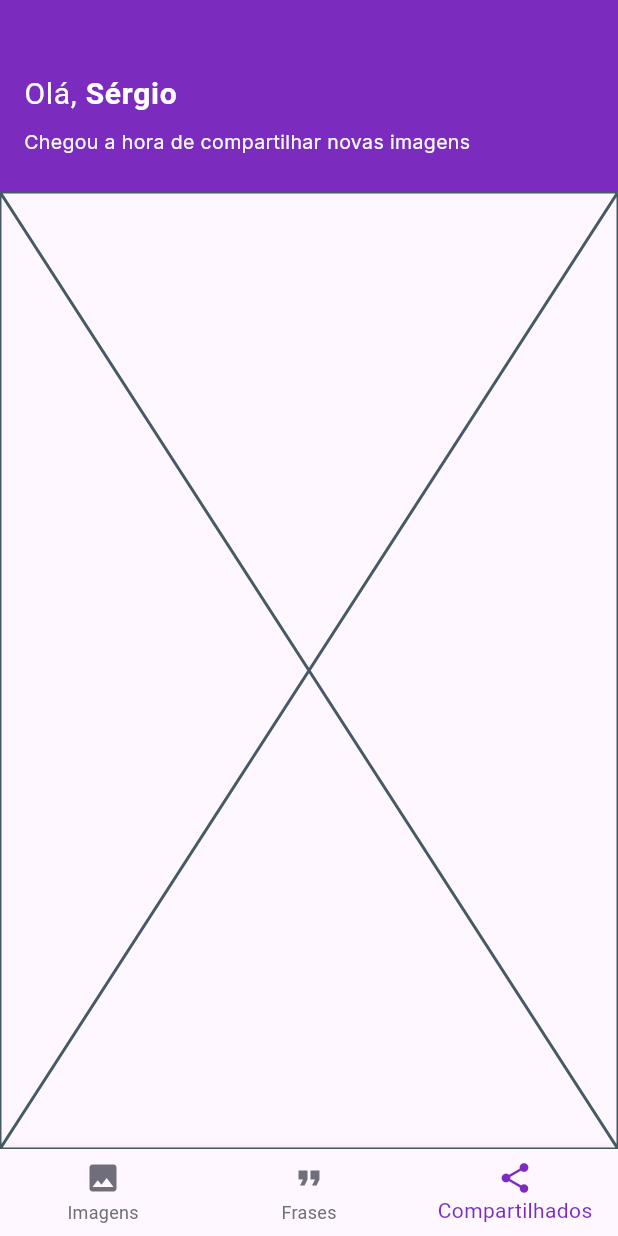
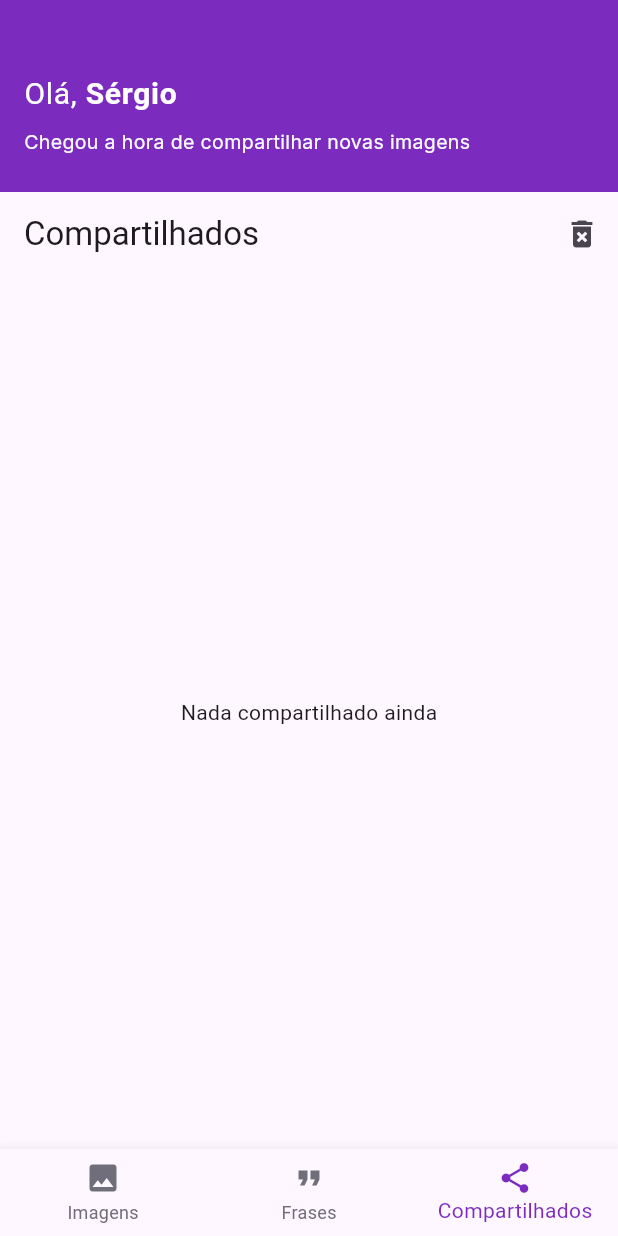
Before and after one commit to smborgesMobile/Flutter_Phrases_to_Share, a Flutter app: the screen it shows after launch, item 3 of the bottom bar chosen, on a phone screen of 412 x 824 dp. Run offline on Flutter 3.47's test engine with Material 3 defaults, Android fonts, the light colour scheme and no system bars; our stand-ins replace flutter_bloc, google_fonts; statements that could not run were skipped.

Commit message:
feat: implement image sharing feature with mock data and UI integration

```diff
--- a/lib/core/mock_backend.dart
+++ b/lib/core/mock_backend.dart
@@ -11,3 +11,17 @@ String getMockPhrasesJson() {
   }
   ''';
 }
+
+String getMockImagesJson() {
+  return '''
+  {
+    "images": [
+      {"url": "https://picsum.photos/400?image=10", "category": "Paisagem"},
+      {"url": "https://picsum.photos/400?image=20", "category": "Animais"},
+      {"url": "https://picsum.photos/400?image=30", "category": "Paisagem"},
+      {"url": "https://picsum.photos/400?image=40", "category": "Arte"},
+      {"url": "https://picsum.photos/400?image=50", "category": "Animais"}
+    ]
+  }
+  ''';
+}
--- /dev/null
+++ b/lib/core/shared_store.dart
@@ -0,0 +1,37 @@
+import 'package:flutter/foundation.dart';
+import '../shared/models/image_item.dart';
+import '../shared/models/phrase.dart';
+
+enum SharedType { phrase, image }
+
+class SharedEntry {
+  final SharedType type;
+  final DateTime when;
+  final Phrase? phrase;
+  final ImageItem? image;
+
+  SharedEntry.phrase(this.phrase)
+      : type = SharedType.phrase,
+        when = DateTime.now(),
+        image = null;
+
+  SharedEntry.image(this.image)
+      : type = SharedType.image,
+        when = DateTime.now(),
+        phrase = null;
+}
+
+class SharedStore {
+  SharedStore._();
+  static final SharedStore instance = SharedStore._();
+
+  final ValueNotifier<List<SharedEntry>> items = ValueNotifier<List<SharedEntry>>([]);
+
+  void add(SharedEntry e) {
+    final list = List<SharedEntry>.from(items.value);
+    list.insert(0, e);
+    items.value = list;
+  }
+
+  void clear() => items.value = [];
+}
--- /dev/null
+++ b/lib/features/images/data/datasources/images_remote_data_source.dart
@@ -0,0 +1,16 @@
+import 'dart:convert';
+
+import '../models/image_model.dart';
+
+abstract class ImagesRemoteDataSource {
+  Future<List<ImageModel>> fetchImagesFromJson(String jsonString);
+}
+
+class ImagesRemoteDataSourceImpl implements ImagesRemoteDataSource {
+  @override
+  Future<List<ImageModel>> fetchImagesFromJson(String jsonString) async {
+    final Map<String, dynamic> data = json.decode(jsonString) as Map<String, dynamic>;
+    final items = data['images'] as List<dynamic>? ?? [];
+    return items.map((e) => ImageModel.fromJson(e as Map<String, dynamic>)).toList();
+  }
+}
--- /dev/null
+++ b/lib/features/images/data/models/image_model.dart
@@ -0,0 +1,17 @@
+import 'package:phrases_to_share/shared/models/image_item.dart';
+
+class ImageModel {
+  final String url;
+  final String category;
+
+  const ImageModel({required this.url, required this.category});
+
+  factory ImageModel.fromJson(Map<String, dynamic> json) {
+    return ImageModel(
+      url: json['url'] as String? ?? '',
+      category: json['category'] as String? ?? 'Todas',
+    );
+  }
+
+  ImageItem toEntity() => ImageItem(url: url, category: category);
+}
--- /dev/null
+++ b/lib/features/images/data/repositories/images_repository_impl.dart
@@ -0,0 +1,16 @@
+import '../../../images/data/datasources/images_remote_data_source.dart';
+import '../../../../../shared/models/image_item.dart';
+import '../../domain/repositories/images_repository.dart';
+
+class ImagesRepositoryImpl implements ImagesRepositoryContract {
+  final ImagesRemoteDataSource remote;
+  final String jsonPayload;
+
+  ImagesRepositoryImpl({required this.remote, required this.jsonPayload});
+
+  @override
+  Future<List<ImageItem>> getImages() async {
+    final models = await remote.fetchImagesFromJson(jsonPayload);
+    return models.map((m) => m.toEntity()).toList();
+  }
+}
--- /dev/null
+++ b/lib/features/images/domain/repositories/images_repository.dart
@@ -0,0 +1,5 @@
+import '../../../../shared/models/image_item.dart';
+
+abstract class ImagesRepositoryContract {
+  Future<List<ImageItem>> getImages();
+}
--- /dev/null
+++ b/lib/features/images/domain/usecases/get_images.dart
@@ -0,0 +1,9 @@
+import '../repositories/images_repository.dart';
+
+typedef GetImages = Future<List> Function();
+
+GetImages makeGetImages(ImagesRepositoryContract repo) {
+  return () async {
+    return await repo.getImages();
+  };
+}
--- /dev/null
+++ b/lib/features/images/presentation/cubit/images_cubit.dart
@@ -0,0 +1,43 @@
+import 'package:flutter_bloc/flutter_bloc.dart';
+
+import '../../domain/usecases/get_images.dart';
+import '../../../../../shared/models/image_item.dart';
+
+abstract class ImagesState {}
+class ImagesLoading extends ImagesState {}
+class ImagesLoaded extends ImagesState {
+  final List<ImageItem> all;
+  final List<String> categories;
+  final String selectedCategory;
+
+  ImagesLoaded({required this.all, required this.categories, required this.selectedCategory});
+}
+class ImagesError extends ImagesState {
+  final String message;
+  ImagesError(this.message);
+}
+
+class ImagesCubit extends Cubit<ImagesState> {
+  final GetImages getImages;
+
+  ImagesCubit({required this.getImages}) : super(ImagesLoading());
+
+  Future<void> fetch() async {
+    emit(ImagesLoading());
+    try {
+      final res = await getImages();
+      final List<ImageItem> images = List<ImageItem>.from(res);
+      final cats = <String>{'Todas'}..addAll(images.map((e) => e.category));
+      emit(ImagesLoaded(all: images, categories: cats.toList(), selectedCategory: 'Todas'));
+    } catch (e) {
+      emit(ImagesError(e.toString()));
+    }
+  }
+
+  void selectCategory(String c) {
+    final current = state;
+    if (current is ImagesLoaded) {
+      emit(ImagesLoaded(all: current.all, categories: current.categories, selectedCategory: c));
+    }
+  }
+}
--- a/lib/features/phrases/presentation/pages/share_page.dart
+++ b/lib/features/phrases/presentation/pages/share_page.dart
@@ -1,10 +1,44 @@
 import 'package:flutter/material.dart';
+import '../../../../core/shared_store.dart';
 
 class SharePage extends StatelessWidget {
   const SharePage({super.key});
 
   @override
   Widget build(BuildContext context) {
-    return const Placeholder();
+    return Scaffold(
+      appBar: AppBar(title: const Text('Compartilhados'), actions: [
+        IconButton(
+          icon: const Icon(Icons.delete_forever),
+          onPressed: () => SharedStore.instance.clear(),
+        )
+      ]),
+      body: ValueListenableBuilder<List<SharedEntry>>(
+        valueListenable: SharedStore.instance.items,
+        builder: (context, items, _) {
+          if (items.isEmpty) return const Center(child: Text('Nada compartilhado ainda'));
+          return ListView.separated(
+            padding: const EdgeInsets.all(12),
+            itemCount: items.length,
+            separatorBuilder: (_, __) => const Divider(),
+            itemBuilder: (context, i) {
+              final e = items[i];
+              if (e.type == SharedType.phrase) {
+                return ListTile(
+                  leading: const Icon(Icons.format_quote),
+                  title: Text(e.phrase?.text ?? ''),
+                  subtitle: Text(e.phrase?.category ?? ''),
+                );
+              }
+              return ListTile(
+                leading: e.image != null ? Image.network(e.image!.url, width: 64, height: 64, fit: BoxFit.cover) : const Icon(Icons.image),
+                title: Text(e.image?.category ?? ''),
+                subtitle: Text('${e.when}'),
+              );
+            },
+          );
+        },
+      ),
+    );
   }
 }
--- a/lib/main.dart
+++ b/lib/main.dart
@@ -1,6 +1,7 @@
 import 'package:flutter/material.dart';
-import 'package:phrases_to_share/features/phrases/presentation/pages/home_page.dart';
+import 'package:phrases_to_share/features/images/presentation/pages/images_page.dart';
 import 'package:phrases_to_share/features/phrases/presentation/pages/share_page.dart';
+// import 'package:phrases_to_share/features/phrases/presentation/pages/home_page.dart'; // Removed unused import
 import 'package:phrases_to_share/shared/themes/app_colors.dart';
 import 'package:phrases_to_share/shared/widgets/app_bar/app_bar_widget.dart';
 import 'package:phrases_to_share/shared/widgets/bottom_navigation/bottom_navigation_widget.dart';
@@ -11,6 +12,10 @@ import 'features/phrases/data/repositories/phrases_repository_impl.dart';
 import 'features/phrases/domain/usecases/get_phrases.dart';
 import 'package:flutter_bloc/flutter_bloc.dart';
 import 'features/phrases/presentation/cubit/phrases_cubit.dart';
+import 'features/images/presentation/cubit/images_cubit.dart';
+import 'features/images/data/datasources/images_remote_data_source.dart';
+import 'features/images/data/repositories/images_repository_impl.dart';
+import 'features/images/domain/usecases/get_images.dart';
 import 'features/phrases/presentation/pages/phrases_page.dart';
 
 void main() {
@@ -27,6 +32,7 @@ class MainApp extends StatefulWidget {
 class _MainAppState extends State<MainApp> {
   int _selectedIndex = 0;
   late final PhrasesCubit _cubit;
+  late final ImagesCubit _imagesCubit;
 
   void _onNavItemSelected(int index) {
     setState(() => _selectedIndex = index);
@@ -38,6 +44,7 @@ class _MainAppState extends State<MainApp> {
 
     // Use a mock backend payload until the real backend is ready
     final jsonPayload = getMockPhrasesJson();
+  final imagesJson = getMockImagesJson();
 
     final remote = PhrasesRemoteDataSourceImpl();
     final repo = PhrasesRepositoryImpl(
@@ -47,13 +54,21 @@ class _MainAppState extends State<MainApp> {
     final usecase = GetPhrases(repo);
     _cubit = PhrasesCubit(getPhrases: usecase);
     _cubit.fetch();
+
+    // Images cubit
+    final imagesRemote = ImagesRemoteDataSourceImpl();
+    final imagesRepo = ImagesRepositoryImpl(remote: imagesRemote, jsonPayload: imagesJson);
+    final imagesUsecase = makeGetImages(imagesRepo);
+    _imagesCubit = ImagesCubit(getImages: imagesUsecase);
+    _imagesCubit.fetch();
   }
 
   @override
   Widget build(BuildContext context) {
     final bodies = [
-      HomePage(),
-      // Home page (provided cubit)
+      // Images tab
+      BlocProvider.value(value: _imagesCubit, child: ImagesPage()),
+      // Frases tab (provided cubit)
       BlocProvider.value(value: _cubit, child: PhrasesPage()),
       SharePage(),
     ];
@@ -77,6 +92,7 @@ class _MainAppState extends State<MainApp> {
   @override
   void dispose() {
     _cubit.close();
+    _imagesCubit.close();
     super.dispose();
   }
 }
--- /dev/null
+++ b/lib/shared/models/image_item.dart
@@ -0,0 +1,6 @@
+class ImageItem {
+  final String url;
+  final String category;
+
+  const ImageItem({required this.url, required this.category});
+}
```
Also changed, not shown: lib/features/images/presentation/pages/images_page.dart (added, +43 -0 lines), lib/shared/widgets/image_card/image_card.dart (added, +42 -0 lines), lib/shared/widgets/phrase_card/phrase_card.dart (+7 -1 lines).
